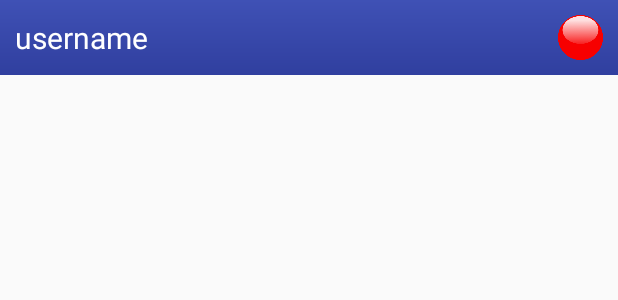
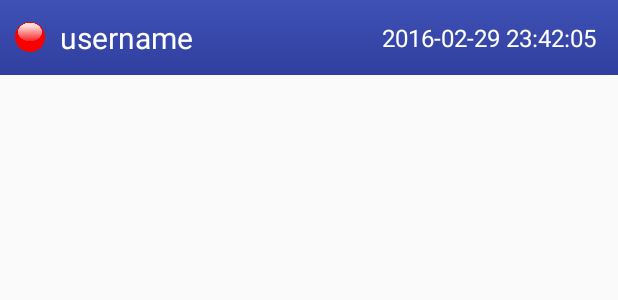
Before and after one commit to 0llum/Werewolves, an Android app: the layout display_friends_row.xml on its own in the app's theme, with its tools: preview values and no code run, on a phone screen of 412 x 824 dp. Shown: the top 300 px of the screen. Run offline under Robolectric (Android 15) with nearby library versions, the phone set to English and light mode, and no system bars.

Commit message:
friendlist last online + DB timestamp

```diff
--- a/app/src/main/java/com/ollum/werewolves/BackgroundTaskRecyclerView.java
+++ b/app/src/main/java/com/ollum/werewolves/BackgroundTaskRecyclerView.java
@@ -84,7 +84,7 @@ public class BackgroundTaskRecyclerView extends AsyncTask<String, User, Void>{
             while (count < jsonArray.length()) {
                 JSONObject JO = jsonArray.getJSONObject(count);
                 count++;
-                User user = new User(JO.getString("username_2"), JO.getInt("status"));
+                User user = new User(JO.getString("username_2"), JO.getInt("status"), JO.getString("lastOnline"));
                 publishProgress(user);
             }
 
--- a/app/src/main/res/layout/display_friends_row.xml
+++ b/app/src/main/res/layout/display_friends_row.xml
@@ -6,8 +6,16 @@
     android:weightSum="1"
     android:background="@drawable/gradient">
 
+    <ImageView
+        android:layout_width="20dp"
+        android:layout_height="20dp"
+        android:id="@+id/display_friends_row_status"
+        android:src="@drawable/offline"
+        android:layout_marginLeft="10dp"
+        android:layout_gravity="center_vertical" />
+
     <TextView
-        android:layout_width="match_parent"
+        android:layout_width="200dp"
         android:layout_height="match_parent"
         android:id="@+id/display_friends_row_username"
         android:layout_alignParentLeft="true"
@@ -15,16 +23,20 @@
         android:textSize="20dp"
         android:gravity="center_vertical"
         android:singleLine="false"
-        android:layout_weight="1"
         android:textColor="#FFFFFF"
+        android:layout_marginRight="10dp"
         android:layout_marginLeft="10dp" />
 
-    <ImageView
-        android:layout_width="30dp"
-        android:layout_height="wrap_content"
-        android:id="@+id/display_friends_row_status"
-        android:layout_weight="1"
-        android:src="@drawable/offline"
-        android:layout_marginRight="10dp" />
+    <TextView
+        android:layout_width="match_parent"
+        android:layout_height="match_parent"
+        android:id="@+id/display_friends_row_last_online"
+        android:layout_alignParentLeft="true"
+        android:text="2016-02-29 23:42:05"
+        android:textSize="16dp"
+        android:singleLine="false"
+        android:textColor="#FFFFFF"
+        android:layout_marginRight="10dp"
+        android:gravity="center_vertical|center_horizontal" />
 
 </LinearLayout>
```
Also changed, not shown: app/src/main/java/com/ollum/werewolves/RecyclerAdapter.java (+5 -3 lines), app/src/main/java/com/ollum/werewolves/User.java (+22 -1 lines), 25 other files.
